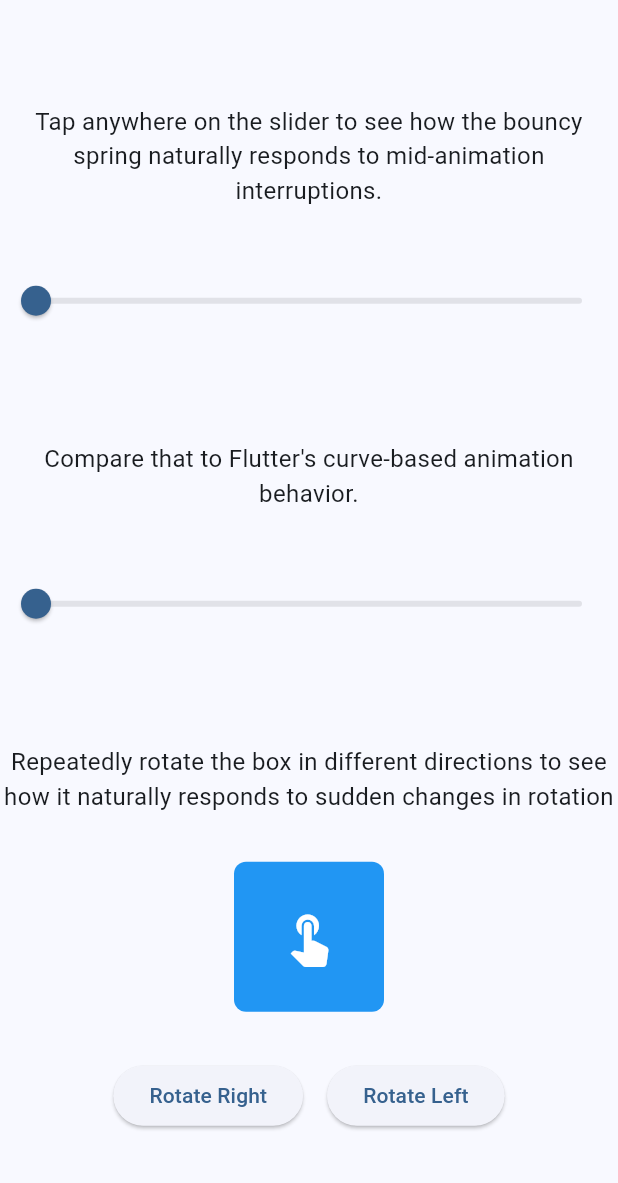
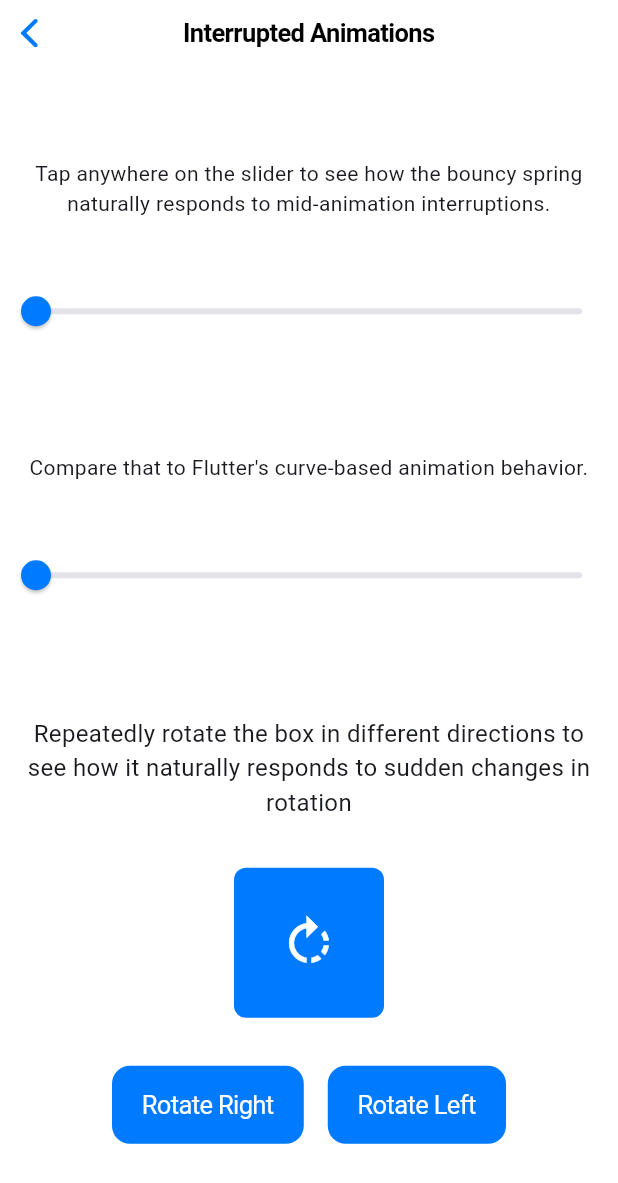
Before and after one commit to sangddn/flutter_physics, a Flutter app: the InterruptedAnimationsPage screen opened directly, on a phone screen of 412 x 824 dp. Shown: the top 1183 px of the screen. Run offline on Flutter 3.47's test engine with Material 3 defaults, Android fonts, the phone set to English and light mode, and no system bars.

Commit message:
more examples

```diff
--- a/example/lib/interrupted_animations_page.dart
+++ b/example/lib/interrupted_animations_page.dart
@@ -1,4 +1,5 @@
-import 'package:flutter/material.dart';
+import 'package:flutter/cupertino.dart';
+import 'package:flutter/material.dart' show Icons, Material, Slider;
 import 'package:flutter_physics/flutter_physics.dart';
 
 class InterruptedAnimationsPage extends StatefulWidget {
@@ -34,20 +35,28 @@ class _InterruptedAnimationsPageState extends State<InterruptedAnimationsPage>
 
   @override
   Widget build(BuildContext context) {
-    return Scaffold(
-      body: Center(
+    return Material(
+      child: CupertinoPageScaffold(
+        navigationBar: const CupertinoNavigationBar(
+          middle: Text('Interrupted Animations'),
+        ),
+        child: SafeArea(
+          child: Center(
             child: Column(
               mainAxisAlignment: MainAxisAlignment.center,
               children: [
-            const Text(
+                const Padding(
+                  padding: EdgeInsets.symmetric(horizontal: 16.0),
+                  child: Text(
                     'Tap anywhere on the slider to see how the bouncy spring '
                     'naturally responds to mid-animation interruptions.',
                     textAlign: TextAlign.center,
-              style: TextStyle(fontSize: 16),
+                  ),
                 ),
                 const SizedBox(height: 32),
                 SizedBox(
                   height: 60,
+                  width: double.infinity,
                   child: AnimatedBuilder(
                     animation: _physicsController,
                     builder: (context, _) {
@@ -56,7 +65,7 @@ class _InterruptedAnimationsPageState extends State<InterruptedAnimationsPage>
                         onChanged: (value) {
                           _physicsController.animateTo(
                             value,
-                        physics: Spring.snap,
+                            physics: Spring.playful,
                           );
                         },
                       );
@@ -64,14 +73,17 @@ class _InterruptedAnimationsPageState extends State<InterruptedAnimationsPage>
                   ),
                 ),
                 const SizedBox(height: 64),
-            const Text(
+                const Padding(
+                  padding: EdgeInsets.symmetric(horizontal: 16.0),
+                  child: Text(
                     'Compare that to Flutter\'s curve-based animation behavior.',
                     textAlign: TextAlign.center,
-              style: TextStyle(fontSize: 16),
+                  ),
                 ),
                 const SizedBox(height: 32),
                 SizedBox(
                   height: 60,
+                  width: double.infinity,
                   child: AnimatedBuilder(
                     animation: _animationController,
                     builder: (context, _) {
@@ -89,11 +101,14 @@ class _InterruptedAnimationsPageState extends State<InterruptedAnimationsPage>
                   ),
                 ),
                 const SizedBox(height: 64),
-            const Text(
+                const Padding(
+                  padding: EdgeInsets.symmetric(horizontal: 16.0),
+                  child: Text(
                     'Repeatedly rotate the box in different directions to see how it '
                     'naturally responds to sudden changes in rotation',
                     textAlign: TextAlign.center,
                     style: TextStyle(fontSize: 16),
+                  ),
                 ),
                 const SizedBox(height: 32),
                 AnimatedBuilder(
@@ -106,20 +121,21 @@ class _InterruptedAnimationsPageState extends State<InterruptedAnimationsPage>
                     width: 100,
                     height: 100,
                     decoration: BoxDecoration(
-                    color: Colors.blue,
+                      color: CupertinoColors.systemBlue,
                       borderRadius: BorderRadius.circular(8),
                     ),
                     child: const Icon(
-                    Icons.touch_app,
-                    color: Colors.white,
+                      Icons.rotate_right,
+                      color: CupertinoColors.white,
                       size: 40,
                     ),
-                )),
+                  ),
+                ),
                 const SizedBox(height: 32),
                 Row(
                   mainAxisAlignment: MainAxisAlignment.center,
                   children: [
-                ElevatedButton(
+                    CupertinoButton.filled(
                       onPressed: () {
                         _rotationController.animateTo(
                           _rotationController.value + .25,
@@ -129,7 +145,7 @@ class _InterruptedAnimationsPageState extends State<InterruptedAnimationsPage>
                       child: const Text('Rotate Right'),
                     ),
                     const SizedBox(width: 16),
-                ElevatedButton(
+                    CupertinoButton.filled(
                       onPressed: () {
                         _rotationController.animateTo(
                           _rotationController.value - .25,
@@ -143,6 +159,8 @@ class _InterruptedAnimationsPageState extends State<InterruptedAnimationsPage>
               ],
             ),
           ),
+        ),
+      ),
     );
   }
 }
```
Also changed, not shown: example/lib/implicit_animations_page.dart (+42 -21 lines), example/lib/main.dart (+56 -23 lines), example/lib/physics_grid.dart (added, +151 -0 lines), example/lib/physics_playground_page.dart (+19 -7 lines). Lines whose indentation alone changed are shown as unchanged.
